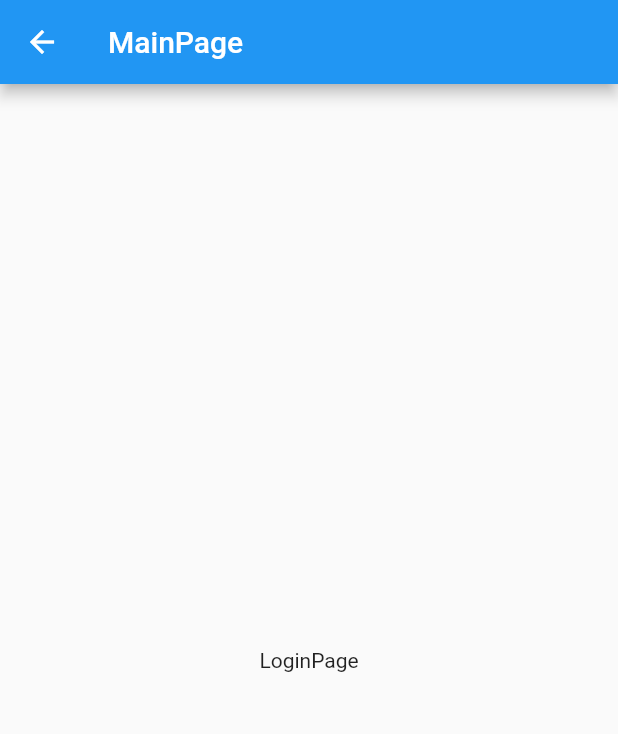
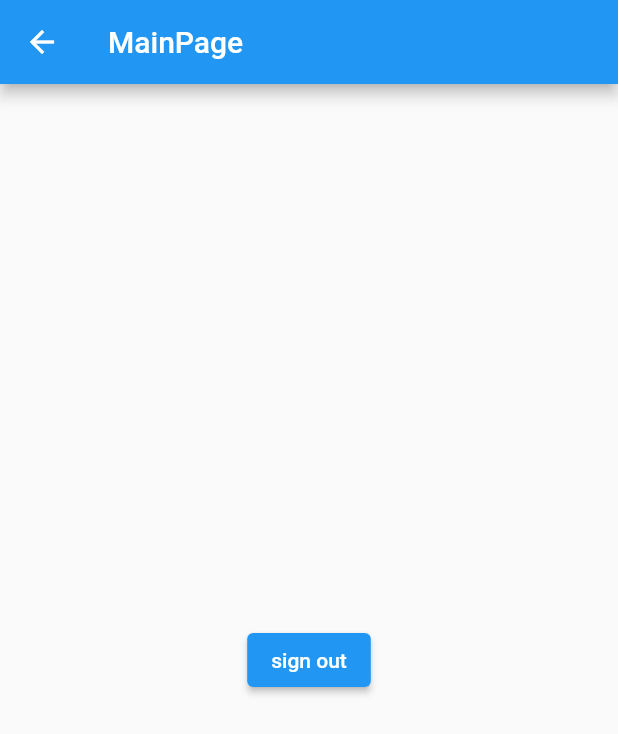
Before and after one commit to OSS0302/flutter_login, a Flutter app: the MainPage screen opened directly, on a phone screen of 412 x 824 dp. Shown: the top 734 px of the screen. Run offline on Flutter 3.47's test engine with Material 2 defaults, Android fonts, the phone set to English and light mode, and no system bars.

Commit message:
엘리베이터 버튼 추가해서 누르면 비인증 되면서 로그아웃 추가 하기

```diff
--- a/lib/main.dart
+++ b/lib/main.dart
@@ -59,7 +59,11 @@ class MainPage extends StatelessWidget {
         title: Text('MainPage'),
       ),
       body:  Center(
-        child: Text('LoginPage'),
+        child:  ElevatedButton(
+          child: Text('sign out'),
+          onPressed: () {authRepository.setAuthState(AuthState.UnAuthenticated);
+          },
+        ),
       ),
     );
   }
```
